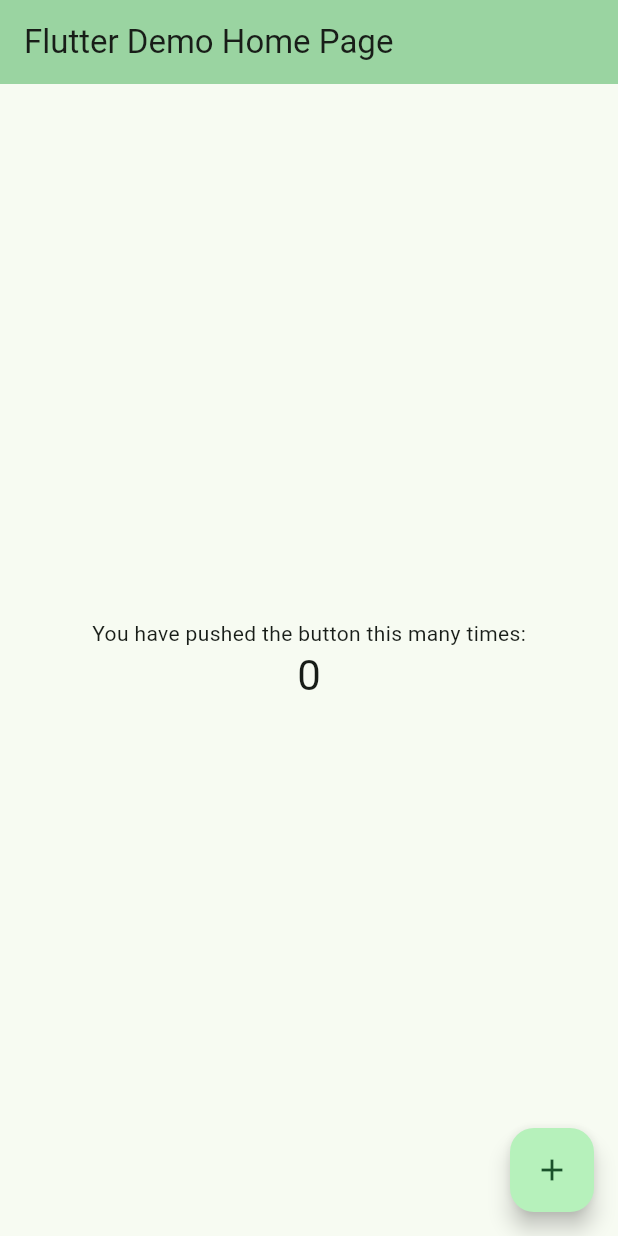
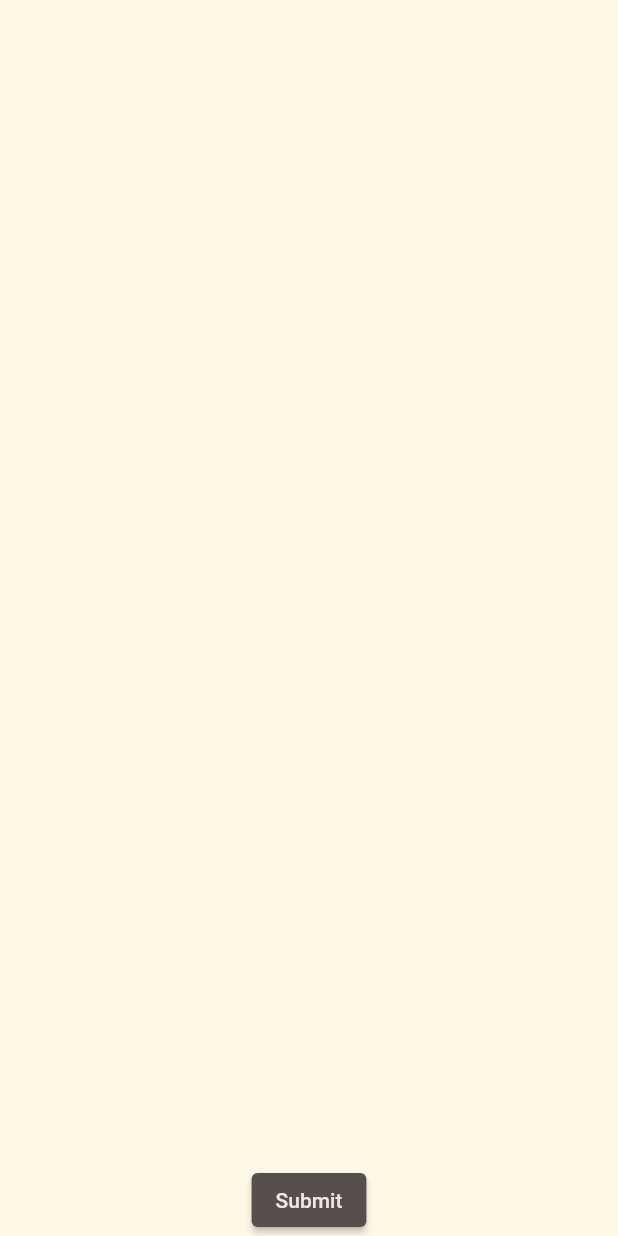
Before and after one commit to CNsquared/ABGapp, a Flutter app: the screen it shows after launch, on a phone screen of 412 x 824 dp. Run offline on Flutter 3.47's test engine with Material 2 defaults, Android fonts, the phone set to English and light mode, and no system bars.

Commit message:
we put buttons lol
there are buttons lol

```diff
--- a/lib/main.dart
+++ b/lib/main.dart
@@ -1,125 +1,117 @@
 import 'package:flutter/material.dart';
 
 void main() {
-  runApp(const MyApp());
+  runApp(const MaterialApp(
+    title: 'Navigation Basics',
+    home: FirstRoute(),
+  ));
 }
 
-class MyApp extends StatelessWidget {
-  const MyApp({super.key});
+class FirstRoute extends StatelessWidget {
+  const FirstRoute({super.key});
 
-  // This widget is the root of your application.
   @override
   Widget build(BuildContext context) {
-    return MaterialApp(
-      title: 'Flutter Demo',
-      theme: ThemeData(
-        // This is the theme of your application.
-        //
-        // TRY THIS: Try running your application with "flutter run". You'll see
-        // the application has a blue toolbar. Then, without quitting the app,
-        // try changing the seedColor in the colorScheme below to Colors.green
-        // and then invoke "hot reload" (save your changes or press the "hot
-        // reload" button in a Flutter-supported IDE, or press "r" if you used
-        // the command line to start the app).
-        //
-        // Notice that the counter didn't reset back to zero; the application
-        // state is not lost during the reload. To reset the state, use hot
-        // restart instead.
-        //
-        // This works for code too, not just values: Most code changes can be
-        // tested with just a hot reload.
-        colorScheme: ColorScheme.fromSeed(seedColor: Color.fromARGB(255, 82, 255, 137)),
-        useMaterial3: true,
+    return Scaffold(
+      // appBar: AppBar(
+      //   backgroundColor: Color.fromARGB(255, 238, 232, 222),
+      //   forceMaterialTransparency: true,
+      //   // title: const Text('Homescreen'),
+      // ),
+      body: Center(
+        child: Container(
+          height: 5500.0,
+          width: 1000,
+          color: Color.fromARGB(255,255,248,231),
+        child: Align(
+          alignment: Alignment.bottomCenter,
+          child: ElevatedButton(
+            style: ElevatedButton.styleFrom(
+              backgroundColor: Color.fromARGB(255, 87,78,78),
+            ),
+            child: const Text(
+            'Submit',
+            style: TextStyle(color: Color.fromARGB(255, 238, 232, 222)),
+
+            ),
+            onPressed: () {
+              Navigator.push(
+                context,
+                MaterialPageRoute(builder: (context) => const SecondRoute()),
+              );
+            },
+          ),
+        ),
       ),
-      home: const MyHomePage(title: 'Flutter Demo Home Page'),
+      ),
     );
   }
 }
 
-class MyHomePage extends StatefulWidget {
-  const MyHomePage({super.key, required this.title});
-
-  // This widget is the home page of your application. It is stateful, meaning
-  // that it has a State object (defined below) that contains fields that affect
-  // how it looks.
-
-  // This class is the configuration for the state. It holds the values (in this
-  // case the title) provided by the parent (in this case the App widget) and
-  // used by the build method of the State. Fields in a Widget subclass are
-  // always marked "final".
-
-  final String title;
-
-  @override
-  State<MyHomePage> createState() => _MyHomePageState();
-}
-
-class _MyHomePageState extends State<MyHomePage> {
-  int _counter = 0;
-
-  void _incrementCounter() {
-    setState(() {
-      // This call to setState tells the Flutter framework that something has
-      // changed in this State, which causes it to rerun the build method below
-      // so that the display can reflect the updated values. If we changed
-      // _counter without calling setState(), then the build method would not be
-      // called again, and so nothing would appear to happen.
-      _counter++;
-    });
-  }
+class SecondRoute extends StatelessWidget {
+  const SecondRoute({super.key});
 
   @override
   Widget build(BuildContext context) {
-    // This method is rerun every time setState is called, for instance as done
-    // by the _incrementCounter method above.
-    //
-    // The Flutter framework has been optimized to make rerunning build methods
-    // fast, so that you can just rebuild anything that needs updating rather
-    // than having to individually change instances of widgets.
     return Scaffold(
       appBar: AppBar(
-        // TRY THIS: Try changing the color here to a specific color (to
-        // Colors.amber, perhaps?) and trigger a hot reload to see the AppBar
-        // change color while the other colors stay the same.
-        backgroundColor: Theme.of(context).colorScheme.inversePrimary,
-        // Here we take the value from the MyHomePage object that was created by
-        // the App.build method, and use it to set our appbar title.
-        title: Text(widget.title),
+        title: const Text('Confirmation Screen'),
+        backgroundColor: Color.fromARGB(255, 87,78,78),
       ),
       body: Center(
-        // Center is a layout widget. It takes a single child and positions it
-        // in the middle of the parent.
-        child: Column(
-          // Column is also a layout widget. It takes a list of children and
-          // arranges them vertically. By default, it sizes itself to fit its
-          // children horizontally, and tries to be as tall as its parent.
-          //
-          // Column has various properties to control how it sizes itself and
-          // how it positions its children. Here we use mainAxisAlignment to
-          // center the children vertically; the main axis here is the vertical
-          // axis because Columns are vertical (the cross axis would be
-          // horizontal).
-          //
-          // TRY THIS: Invoke "debug painting" (choose the "Toggle Debug Paint"
-          // action in the IDE, or press "p" in the console), to see the
-          // wireframe for each widget.
-          mainAxisAlignment: MainAxisAlignment.center,
-          children: <Widget>[
-            const Text(
-              'You have pushed the button this many times:',
+        child: Container(
+          height: 5500.0,
+          width: 10000,
+          color: Color.fromARGB(255,255,248,231),
+        child: Align(
+          alignment: Alignment.center,
+        child: ElevatedButton(
+          style: ElevatedButton.styleFrom(
+              backgroundColor: Color.fromARGB(255, 87,78,78),
             ),
-            Text(
-              '$_counter',
-              style: Theme.of(context).textTheme.headlineMedium,
-            ),
-          ],
+          onPressed: () {
+            Navigator.push(
+            context,
+            MaterialPageRoute(builder: (context) => const ThirdRoute())
+          );
+          },
+          child: const Text('Confirm?'),
         ),
       ),
-      floatingActionButton: FloatingActionButton(
-        onPressed: _incrementCounter,
-        tooltip: 'Increment',
-        child: const Icon(Icons.add),
-      ), // This trailing comma makes auto-formatting nicer for build methods.
+        ),
+      ),
     );
   }
-} //hell i hate this help help help woooooooo
+}
+
+class ThirdRoute extends StatelessWidget {
+  const ThirdRoute({super.key});
+
+  @override
+  Widget build(BuildContext context) {
+    return Scaffold(
+    body: Center(
+      child: Container(
+        height: 5500.0,
+          width: 10000,
+          color: Color.fromARGB(255,255,248,231),
+          child: Align (
+            alignment: Alignment.center,
+    child: ElevatedButton(
+      style: ElevatedButton.styleFrom(
+              backgroundColor: Color.fromARGB(255, 87,78,78),
+            ),
+      onPressed: () {
+        Navigator.push(
+            context,
+            MaterialPageRoute(builder: (context) => const FirstRoute())
+          );
+        },
+        child: const Text("final button lol"),
+        )
+      )
+      )
+    )
+    );
+  }
+}
```
